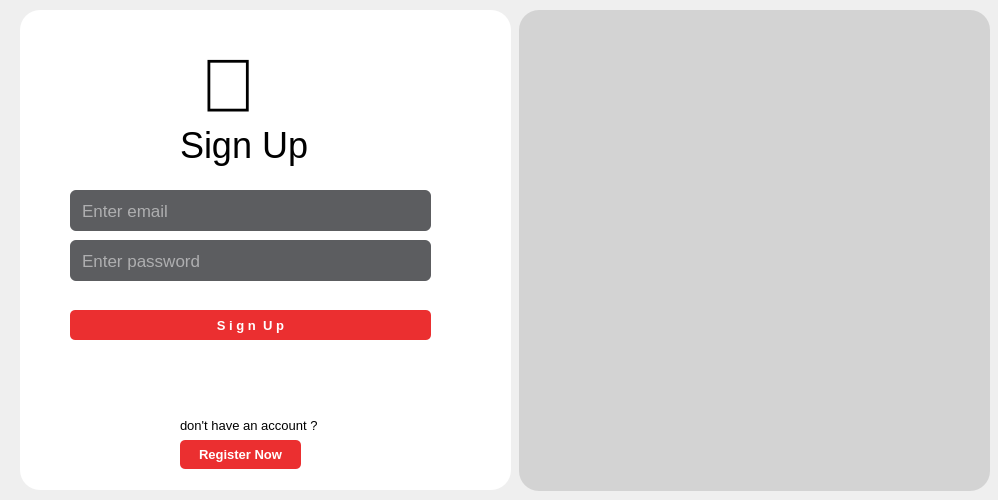
First picture: the form in login-form.ui, repository Cxuchy/Esprit-Planner-Administrator, before the edit.
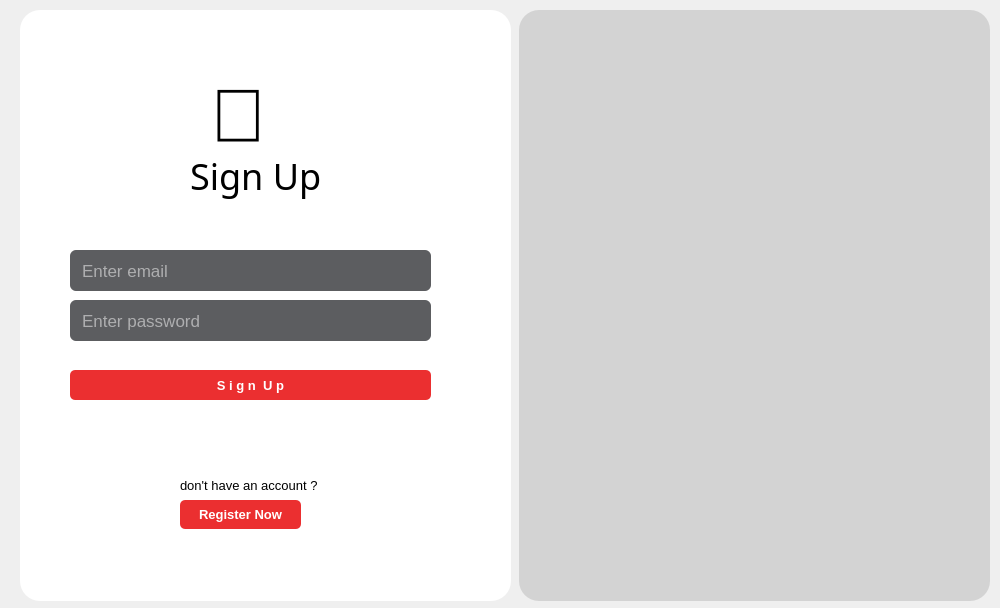
Second picture: the form after the edit. Icons and pictures are not drawn.

```diff
--- a/login-form.ui
+++ b/login-form.ui
@@ -6,8 +6,8 @@
    <rect>
     <x>0</x>
     <y>0</y>
-    <width>998</width>
-    <height>500</height>
+    <width>1000</width>
+    <height>608</height>
    </rect>
   </property>
   <property name="windowTitle">
@@ -19,7 +19,7 @@
      <x>20</x>
      <y>10</y>
      <width>491</width>
-     <height>480</height>
+     <height>591</height>
     </rect>
    </property>
    <property name="styleSheet">
@@ -30,7 +30,7 @@
     <property name="geometry">
      <rect>
       <x>50</x>
-      <y>180</y>
+      <y>240</y>
       <width>361</width>
       <height>41</height>
      </rect>
@@ -54,7 +54,7 @@
     <property name="geometry">
      <rect>
       <x>50</x>
-      <y>230</y>
+      <y>290</y>
       <width>361</width>
       <height>41</height>
      </rect>
@@ -81,7 +81,7 @@
     <property name="geometry">
      <rect>
       <x>50</x>
-      <y>300</y>
+      <y>360</y>
       <width>361</width>
       <height>30</height>
      </rect>
@@ -115,7 +115,7 @@
     <property name="geometry">
      <rect>
       <x>160</x>
-      <y>400</y>
+      <y>460</y>
       <width>181</width>
       <height>31</height>
      </rect>
@@ -138,7 +138,7 @@
     <property name="geometry">
      <rect>
       <x>160</x>
-      <y>430</y>
+      <y>490</y>
       <width>121</width>
       <height>29</height>
      </rect>
@@ -171,14 +171,15 @@
    <widget class="QLabel" name="label_2">
     <property name="geometry">
      <rect>
-      <x>160</x>
-      <y>110</y>
-      <width>181</width>
+      <x>170</x>
+      <y>140</y>
+      <width>141</width>
       <height>51</height>
      </rect>
     </property>
     <property name="font">
      <font>
+      <family>Sitka Text</family>
       <pointsize>27</pointsize>
       <weight>50</weight>
       <bold>false</bold>
@@ -194,8 +195,8 @@
    <widget class="QLabel" name="label_4">
     <property name="geometry">
      <rect>
-      <x>180</x>
-      <y>30</y>
+      <x>190</x>
+      <y>60</y>
       <width>151</width>
       <height>91</height>
      </rect>
@@ -216,7 +217,7 @@
      <x>519</x>
      <y>10</y>
      <width>471</width>
-     <height>481</height>
+     <height>591</height>
     </rect>
    </property>
    <property name="styleSheet">
@@ -227,7 +228,7 @@
     <property name="geometry">
      <rect>
       <x>130</x>
-      <y>30</y>
+      <y>90</y>
       <width>221</width>
       <height>391</height>
      </rect>
```
